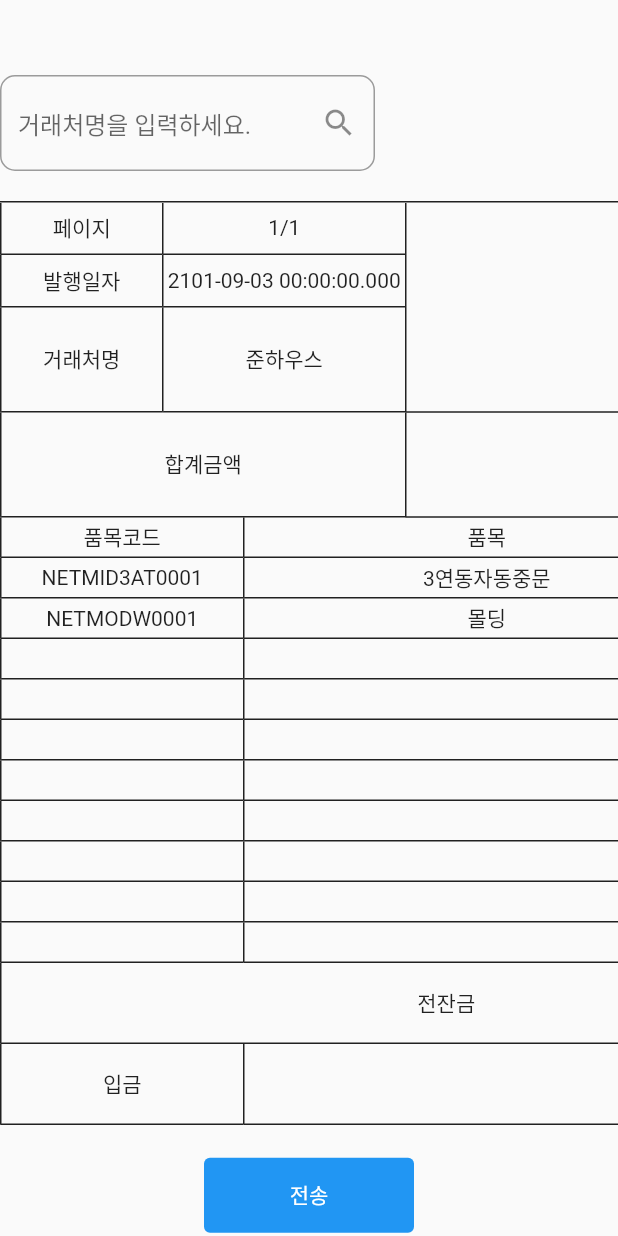
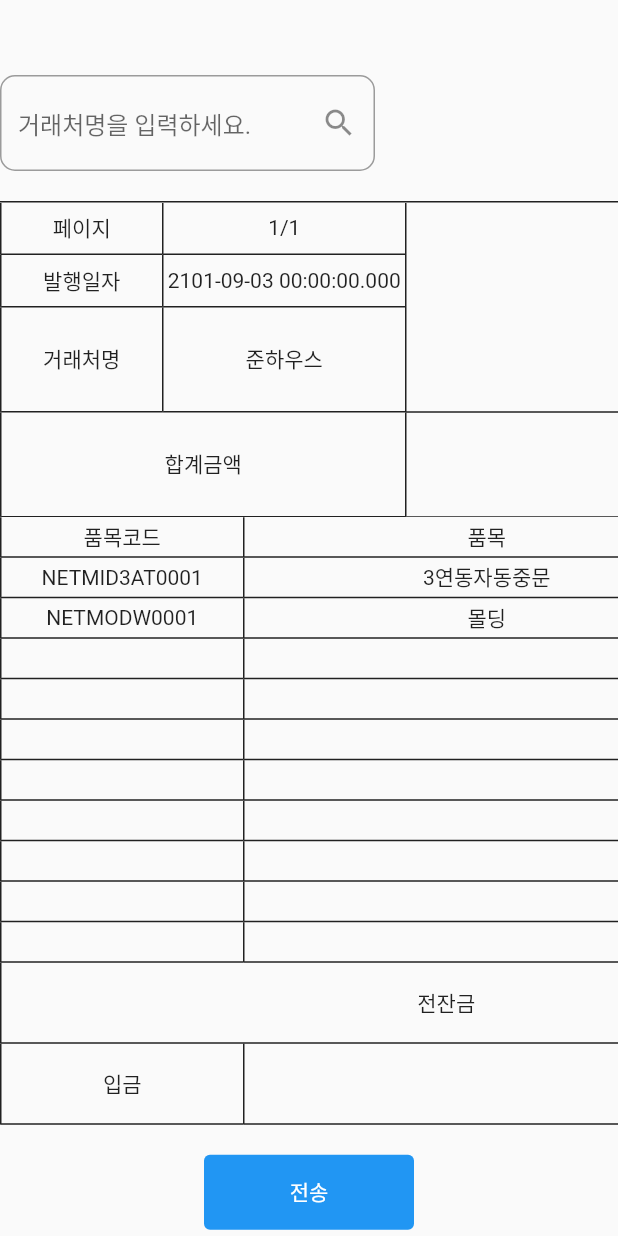
Before and after one commit to lulujmoon/modu_test_with_staggered, a Flutter app: the screen it shows after launch, on a phone screen of 412 x 824 dp. Run offline on Flutter 3.47's test engine with Material 2 defaults, Android fonts, the phone set to English and light mode, and no system bars.

Commit message:
size 수정

```diff
--- a/lib/screens/new_transaction/components/transaction_table.dart
+++ b/lib/screens/new_transaction/components/transaction_table.dart
@@ -6,6 +6,9 @@ import 'package:modu_test_with_staggered/screens/new_transaction/components/tran
 import 'package:modu_test_with_staggered/screens/new_transaction/components/transaction_section_center.dart';
 
 Widget transactionTable() {
+  double totalWidth = 1350;
+  int axisCount = 25;
+
   return SingleChildScrollView(
     scrollDirection: Axis.horizontal,
     child: Container(
@@ -19,8 +22,8 @@ Widget transactionTable() {
           Row(
             children: [
               SizedBox(
-                height: 210,
-                width: 756,
+                height: totalWidth/axisCount*3.885,
+                width: totalWidth/axisCount*14,
                 child: TransactionSection(
                   axisCount: 14,
                   itemCount: topLeftTile.length,
@@ -29,8 +32,8 @@ Widget transactionTable() {
                 ),
               ),
               SizedBox(
-                height: 210,
-                width: 594,
+                height: totalWidth/axisCount*3.885,
+                width: totalWidth/axisCount*11,
                 child: TransactionSection(
                   axisCount: 11,
                   itemCount: topRightTile.length,
@@ -43,8 +46,8 @@ Widget transactionTable() {
           Column(
             children: [
               SizedBox(
-                height: 27,
-                width: 1350,
+                height: totalWidth/(axisCount*2),
+                width: totalWidth,
                 child: TransactionSection(
                   axisCount: 25,
                   itemCount: centerTile.length,
@@ -54,8 +57,8 @@ Widget transactionTable() {
               ),
               for(int i=0;i<transactionModel.details.length;i++)
               SizedBox(
-                height: 27,
-                width: 1350,
+                height: totalWidth/(axisCount*2),
+                width: totalWidth,
                 child: TransactionSectionCenter(
                   axisCount: 25,
                   itemCount: centerTile.length,
@@ -64,8 +67,8 @@ Widget transactionTable() {
               ),
               for(int i=0;i<10-transactionModel.details.length;i++)
               SizedBox(
-                height: 27,
-                width: 1350,
+                height: totalWidth/(axisCount*2),
+                width: totalWidth,
                 child: StaggeredGridView.countBuilder(
                   crossAxisCount: 25,
                   itemCount: centerTile.length,
@@ -92,8 +95,8 @@ Widget transactionTable() {
             ],
           ),
           SizedBox(
-            height: 109.76,
-            width: 1350,
+            height: totalWidth/axisCount*2,
+            width: totalWidth,
             child: TransactionSection(
               axisCount: 25,
               itemCount: bottomTile.length,
```
